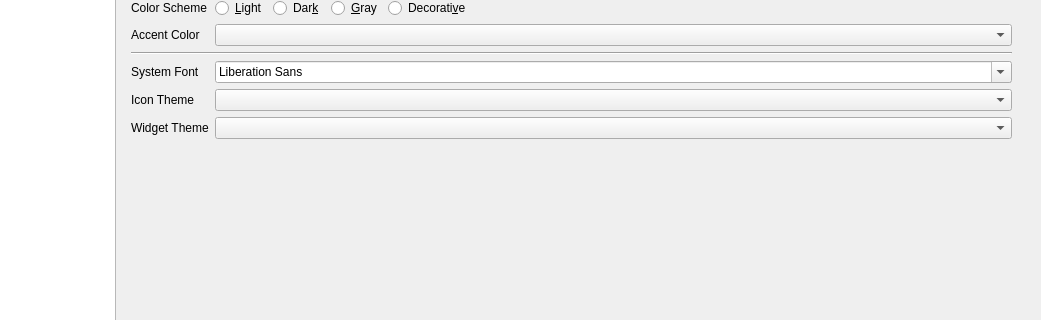
vicr123/theshell, file shell/infopanedropdown.ui: the form before one commit; both pictures show x 160 to 1201 and y 193 to 513 of the 1201 by 835 pixel window.
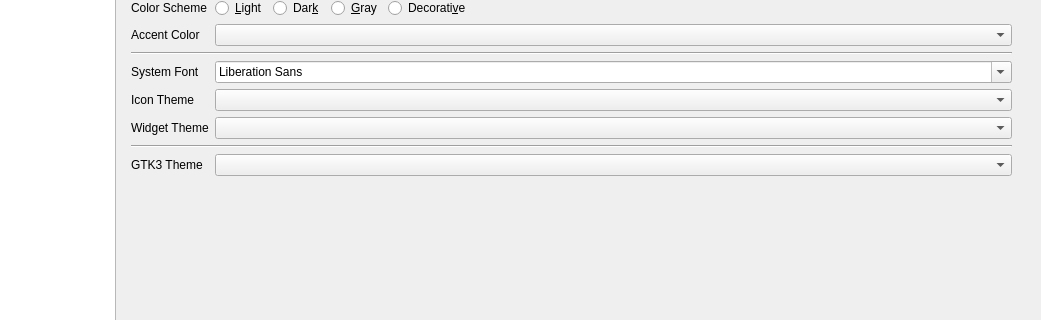
The form after the commit. The open tabs and pages were chosen to show the change. Icons and pictures are not drawn. Custom widgets are drawn as their Qt base class.

What changed in the file:
```diff
--- a/shell/infopanedropdown.ui
+++ b/shell/infopanedropdown.ui
@@ -3028,7 +3028,7 @@
                </layout>
               </widget>
              </item>
-             <item row="7" column="0">
+             <item row="9" column="0">
               <spacer name="verticalSpacer_20">
                <property name="orientation">
                 <enum>Qt::Vertical</enum>
@@ -3141,6 +3141,23 @@
                </property>
               </widget>
              </item>
+             <item row="7" column="0" colspan="4">
+              <widget class="Line" name="line_18">
+               <property name="orientation">
+                <enum>Qt::Horizontal</enum>
+               </property>
+              </widget>
+             </item>
+             <item row="8" column="0">
+              <widget class="QLabel" name="label_99">
+               <property name="text">
+                <string>GTK3 Theme</string>
+               </property>
+              </widget>
+             </item>
+             <item row="8" column="1" colspan="3">
+              <widget class="QComboBox" name="systemGTK3Theme"/>
+             </item>
             </layout>
            </widget>
            <widget class="QWidget" name="NotificationsSettings">
@@ -5429,14 +5446,6 @@
   </layout>
  </widget>
  <customwidgets>
-  <customwidget>
-   <class>ClickableLabel</class>
-   <extends>QLabel</extends>
-   <header>clickablelabel.h</header>
-   <slots>
-    <signal>clicked()</signal>
-   </slots>
-  </customwidget>
   <customwidget>
    <class>AnimatedStackedWidget</class>
    <extends>QStackedWidget</extends>
@@ -5452,6 +5461,14 @@
     <signal>networkAvailable(bool)</signal>
    </slots>
   </customwidget>
+  <customwidget>
+   <class>ClickableLabel</class>
+   <extends>QLabel</extends>
+   <header>clickablelabel.h</header>
+   <slots>
+    <signal>clicked()</signal>
+   </slots>
+  </customwidget>
   <customwidget>
    <class>Switch</class>
    <extends>QPushButton</extends>
```
Left out of the diff: 146 changed lines with no effect on the pictures.
